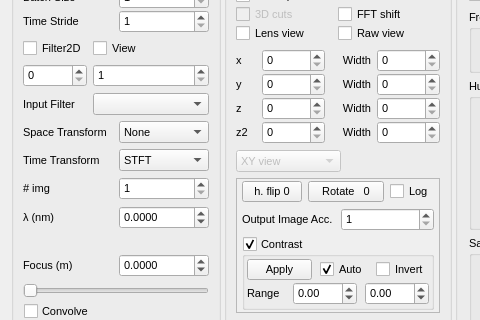
Above: Holovibes/mainwindow.ui from DigitalHolography/Holovibes before the change; both pictures show x 0 to 480 and y 89 to 409 of the 1210 by 798 pixel window. Below: the same form after it.
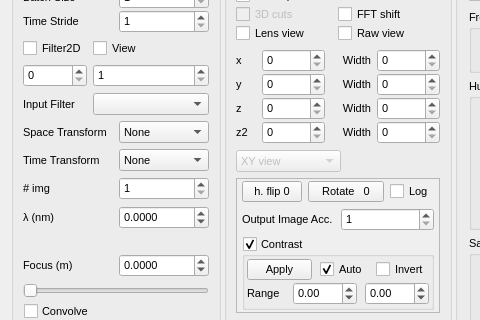
That is the form after the change. Custom widgets are drawn as their Qt base class.

Commit message: feat(ui): Renamed time transforms and put None as the first space transform

```diff
--- a/Holovibes/mainwindow.ui
+++ b/Holovibes/mainwindow.ui
@@ -470,6 +470,11 @@
            </item>
            <item row="2" column="1">
             <widget class="QComboBox" name="TimeTransformationComboBox">
+            <item>
+              <property name="text">
+               <string>None</string>
+              </property>
+             </item>
              <item>
               <property name="text">
                <string>STFT</string>
```
Left out of the diff: 9 changed lines with no effect on the pictures. The commit also changes 2 other files.
